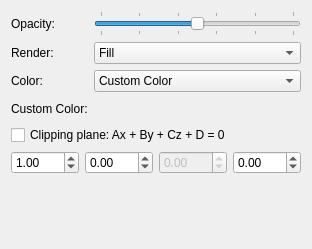
First picture: the form in libavogadro/src/engines/surfacesettingswidget.ui, repository cryos/avogadro, before the edit.
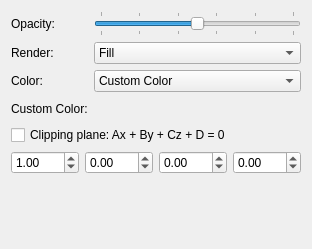
Second picture: the form after the edit. Custom widgets are drawn as their Qt base class.

Commit message: * libavogadro/src/engines/surfaceengine.*,         libavogadro/src/engines/surfacesettingswidget.ui: Clipping now works         for any specified plane.

Diff of the .ui file:
```diff
--- a/libavogadro/src/engines/surfacesettingswidget.ui
+++ b/libavogadro/src/engines/surfacesettingswidget.ui
@@ -154,7 +154,7 @@
      <item>
       <widget class="QDoubleSpinBox" name="CSpinBox" >
        <property name="enabled" >
-        <bool>false</bool>
+        <bool>true</bool>
        </property>
        <property name="minimum" >
         <double>-99.989999999999995</double>
```
The commit also changes 2 other files.
